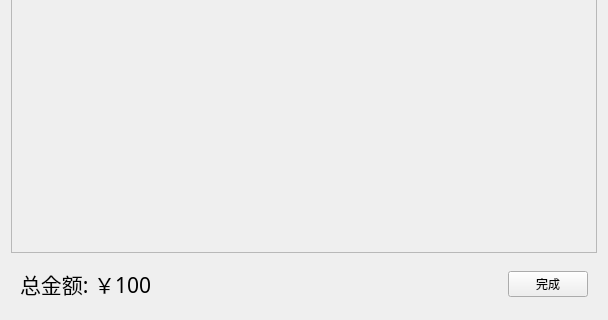
Qt form cartwidget.ui (Jinyuan-S/AirSystem) before a commit; both pictures show x 0 to 608 and y 183 to 503 of the 608 by 503 pixel window.
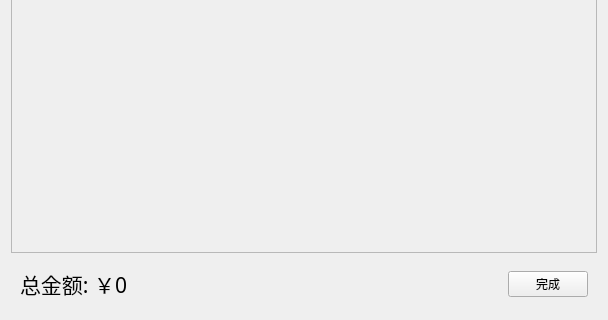
The same form after that commit.

```diff
--- a/cartwidget.ui
+++ b/cartwidget.ui
@@ -79,7 +79,7 @@
          </font>
         </property>
         <property name="text">
-         <string>总金额: ￥100</string>
+         <string>总金额: ￥0</string>
         </property>
        </widget>
       </item>
@@ -90,7 +90,7 @@
         </property>
         <property name="sizeHint" stdset="0">
          <size>
-          <width>283</width>
+          <width>315</width>
           <height>20</height>
          </size>
         </property>
```
